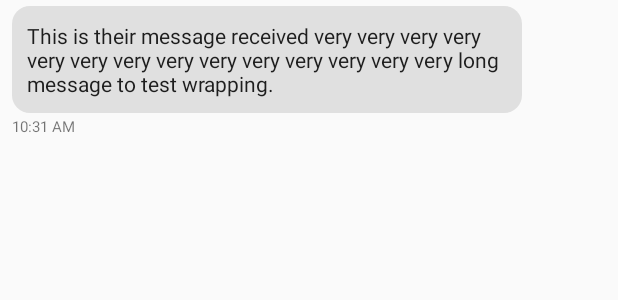
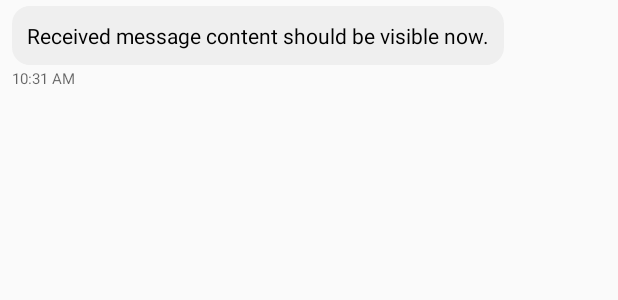
Before and after one commit to Script-eng/MentorConnect, an Android app: the layout item_message_received.xml on its own in the app's theme, with its tools: preview values and no code run, on a phone screen of 412 x 824 dp. Shown: the top 300 px of the screen. Run offline under Robolectric (Android 15) with nearby library versions, the phone set to English and light mode, and no system bars.

Commit message:
feat: visibility

```diff
--- a/app/src/main/java/hu/nje/mentorconnect/fragments/ChatFragment.java
+++ b/app/src/main/java/hu/nje/mentorconnect/fragments/ChatFragment.java
@@ -484,10 +484,10 @@ public class ChatFragment extends Fragment implements ConversationListAdapter.On
                     if (mentorDoc != null && mentorDoc.exists()) {
                         // *** Adapt based on YOUR Firestore structure ***
                         // Option A: If using List<String> assignedMenteeIds
-                        List<String> menteeIds = (List<String>) mentorDoc.get("assignedMenteeIds");
+                        //List<String> menteeIds = (List<String>) mentorDoc.get("assignedMenteeIds");
 
                         // Option B: If using List<Map<String, Object>> mentees (with 'uid' inside each map)
-                     /*
+
                      List<Map<String, Object>> menteeMaps = (List<Map<String, Object>>) mentorDoc.get("mentees");
                      List<String> menteeIds = new ArrayList<>();
                      if (menteeMaps != null) {
@@ -497,7 +497,7 @@ public class ChatFragment extends Fragment implements ConversationListAdapter.On
                              }
                          }
                      }
-                     */
+
                         // *** End Adaptation ***
 
                         if (menteeIds != null && !menteeIds.isEmpty()) {
--- a/app/src/main/res/drawable/bg_message_received.xml
+++ b/app/src/main/res/drawable/bg_message_received.xml
@@ -1,6 +1,7 @@
 <?xml version="1.0" encoding="utf-8"?>
 <shape xmlns:android="http://schemas.android.com/apk/res/android"
     android:shape="rectangle">
-    <solid android:color="#E0E0E0" /> <!-- Light grey -->
+
+    <solid android:color="#EFEFEF"/>
     <corners android:radius="12dp" />
 </shape>
--- a/app/src/main/res/layout/fragment_chat.xml
+++ b/app/src/main/res/layout/fragment_chat.xml
@@ -5,6 +5,7 @@
     xmlns:tools="http://schemas.android.com/tools"
     android:layout_width="match_parent"
     android:layout_height="match_parent"
+    android:background="?android:attr/colorBackground"
     tools:context=".fragments.ChatFragment">
 
     <!-- Title (Could be updated dynamically based on state) -->
--- a/app/src/main/res/layout/item_message_received.xml
+++ b/app/src/main/res/layout/item_message_received.xml
@@ -11,27 +11,28 @@
     android:paddingEnd="64dp">
 
 
-<TextView
-android:id="@+id/message_text_received"
+    <TextView
+        android:id="@+id/message_text_received"
     android:layout_width="0dp"
     android:layout_height="wrap_content"
     android:background="@drawable/bg_message_received"
     android:padding="10dp"
-    android:textColor="?android:attr/textColorPrimary"
+    android:textColor="#FF000000"
     app:layout_constrainedWidth="true"
     app:layout_constraintTop_toTopOf="parent"
     app:layout_constraintStart_toStartOf="parent"
-    tools:text="This is their message received very very very very very very very very very very very very very very long message to test wrapping."/>
+    tools:text="Received message content should be visible now."/>
 
-
-<TextView
-android:id="@+id/timestamp_text_received"
+    <!-- Timestamp -->
+    <TextView
+        android:id="@+id/timestamp_text_received"
     android:layout_width="wrap_content"
     android:layout_height="wrap_content"
     android:textSize="10sp"
     tools:text="10:31 AM"
+    android:textColor="#99000000"
     android:layout_marginTop="2dp"
     app:layout_constraintTop_toBottomOf="@id/message_text_received"
     app:layout_constraintStart_toStartOf="@id/message_text_received" />
 
-    </androidx.constraintlayout.widget.ConstraintLayout>
+</androidx.constraintlayout.widget.ConstraintLayout>
```
